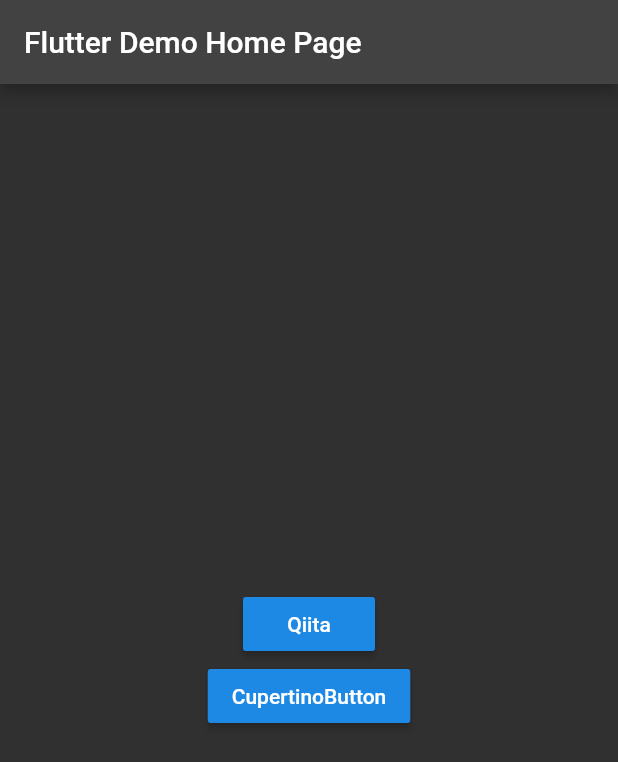
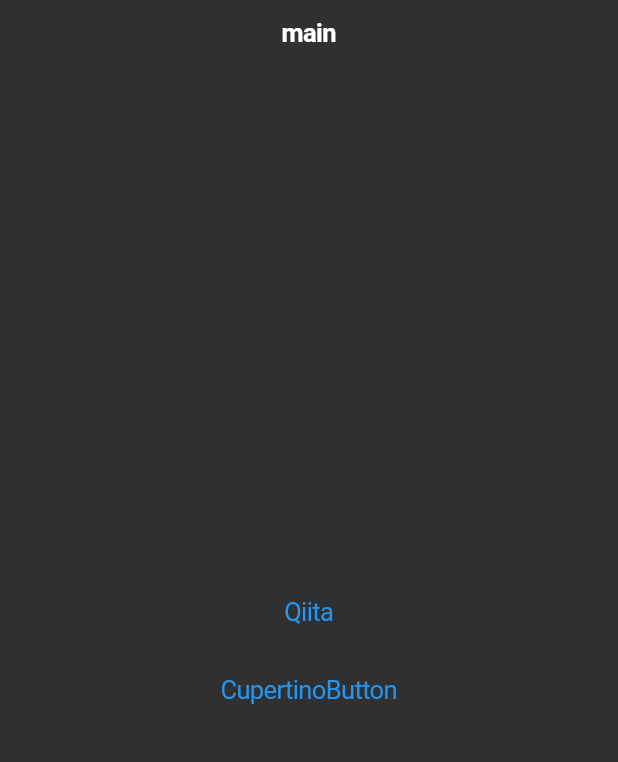
Before and after one commit to hiroyuki12/flutter_my_app2, a Flutter app: the screen it shows after launch, on a phone screen of 412 x 824 dp. Shown: the top 762 px of the screen. Run offline on Flutter 3.47's test engine with Material 2 defaults, Android fonts, the phone set to English and light mode, and no system bars.

Commit message:
Update Cupertino main.dart.

```diff
--- a/lib/main.dart
+++ b/lib/main.dart
@@ -1,6 +1,7 @@
 import 'package:flutter/material.dart';
 import 'pages/QiitaScreen.dart';
 import 'pages/CupertinoButton.dart';
+import 'package:flutter/cupertino.dart';
 
 void main() {
   runApp(const MyApp());
@@ -31,16 +32,18 @@ class _MyHomePageState extends State<MyHomePage> {
 
   @override
   Widget build(BuildContext context) {
-    return Scaffold(
-      appBar: AppBar(
-        title: Text(widget.title),
+    return CupertinoPageScaffold(
+      navigationBar: CupertinoNavigationBar(
+        middle: Text("main", style: new TextStyle(color: CupertinoColors.white)),
+        backgroundColor: const Color(0xff333333),
       ),
-      body: Center(
+
+      child: Center(
         child: Column(
           mainAxisAlignment: MainAxisAlignment.center,
           children: <Widget>[
-            RaisedButton(
-              child: Text('Qiita'),
+            CupertinoButton(
+              child: Text("Qiita"),
               onPressed: () {
                 Navigator.push(
                   context,
@@ -48,8 +51,8 @@ class _MyHomePageState extends State<MyHomePage> {
                 );
               },
             ),
-            RaisedButton(
-              child: Text('CupertinoButton'),
+            CupertinoButton(
+              child: Text("CupertinoButton"),
               onPressed: () {
                 Navigator.push(
                   context,
```
